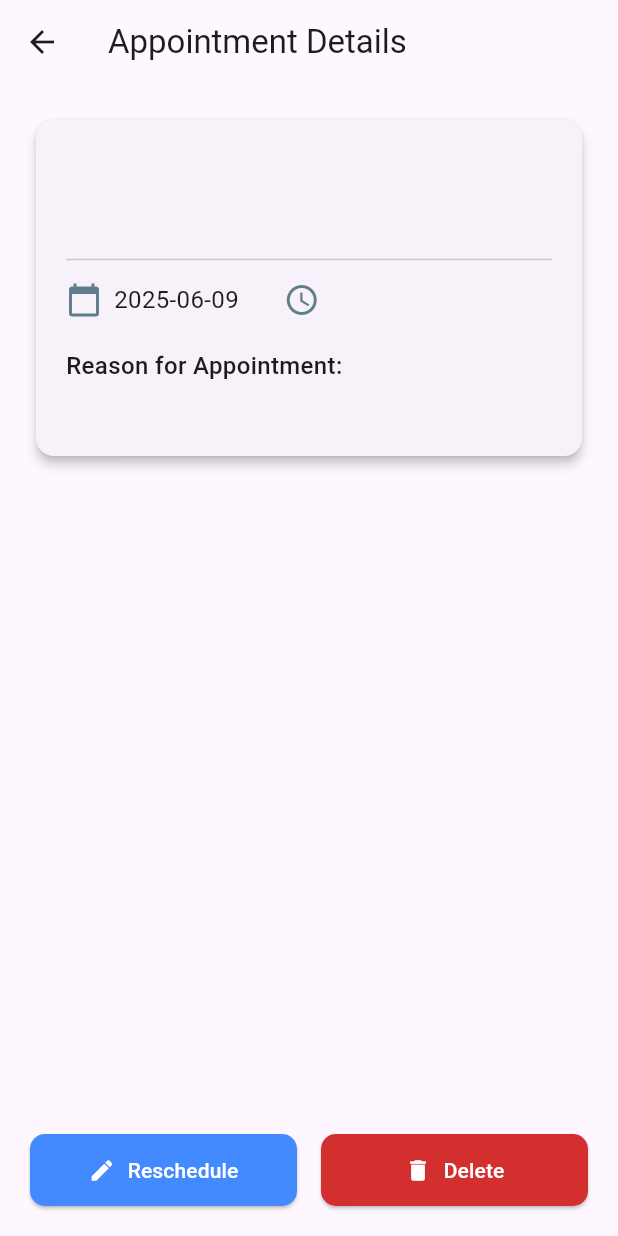
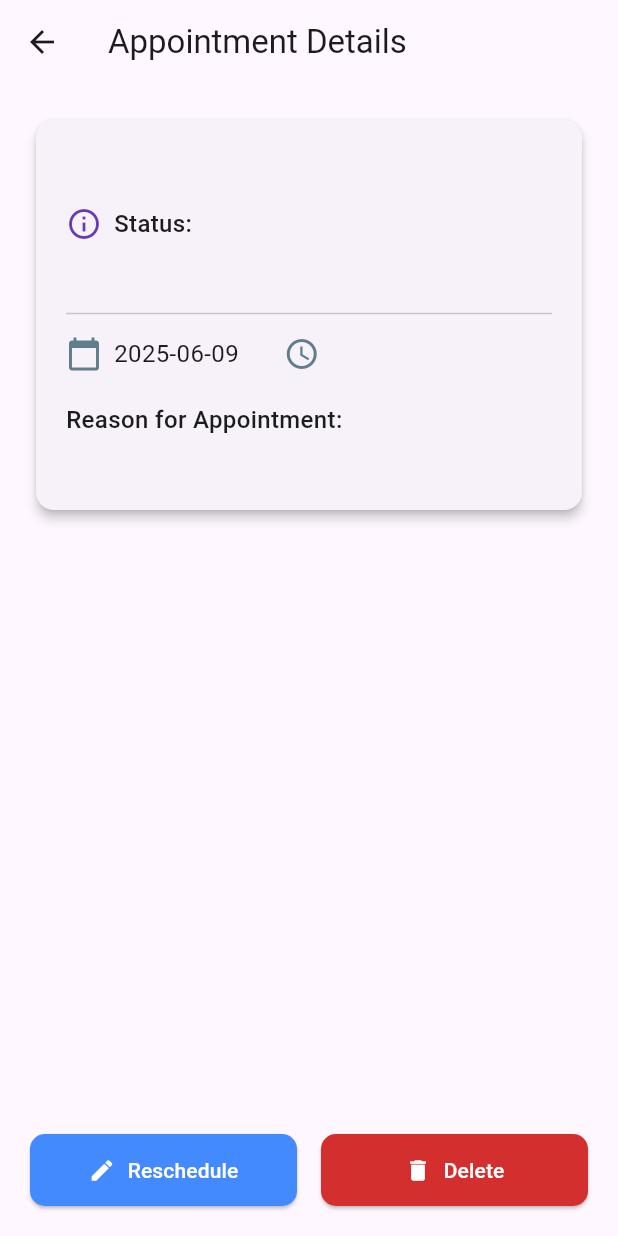
Before and after one commit to Mkasi09/e_hospital, a Flutter app: the AppointmentDetailScreen screen opened directly with empty values, on a phone screen of 412 x 824 dp. Run offline on Flutter 3.47's test engine with Material 3 defaults, Android fonts, the phone set to English and light mode, and no system bars; our stand-ins replace cloud_firestore, firebase_auth, firebase_core, firebase_storage, flutter_typeahead; accounts and stored records are empty.

Commit message:
updated my appointments

```diff
--- a/lib/screens/patient/book/book_appointment.dart
+++ b/lib/screens/patient/book/book_appointment.dart
@@ -118,7 +118,7 @@ class _BookAppointmentScreenState extends State<BookAppointmentScreen> with Sing
           padding: const EdgeInsets.all(16),
           child: Column(
             children: [
-             /* HospitalDropdown(
+              HospitalDropdown(
                 selectedHospital: _selectedHospital,
                 onHospitalSelected: (hospital, doctors) {
                   setState(() {
@@ -126,7 +126,7 @@ class _BookAppointmentScreenState extends State<BookAppointmentScreen> with Sing
                     _selectedDoctor = null;
                   });
                 },
-              ),*/
+              ),
               const SizedBox(height: 16),
               DoctorDropdown(
                 hospital: _selectedHospital,
--- a/lib/screens/patient/book/hospital_dropdown.dart
+++ b/lib/screens/patient/book/hospital_dropdown.dart
@@ -1,4 +1,4 @@
-/*import 'package:flutter/material.dart';
+import 'package:flutter/material.dart';
 import 'package:flutter_typeahead/flutter_typeahead.dart';
 import 'package:cloud_firestore/cloud_firestore.dart';
 
@@ -84,4 +84,3 @@ class HospitalDropdown extends StatelessWidget {
     );
   }
 }
-*/
--- a/lib/screens/patient/home/home.dart
+++ b/lib/screens/patient/home/home.dart
@@ -1,3 +1,4 @@
+import 'package:e_hospital/screens/patient/chat/chats.dart';
 import 'package:e_hospital/screens/patient/my_appointments/appointments.dart';
 import 'package:flutter/material.dart';
 import 'package:url_launcher/url_launcher.dart';
@@ -73,7 +74,9 @@ class PatientHomeScreen extends StatelessWidget {
                   DashboardCard(
                     icon: Icons.chat,
                     label: 'Chat with Doctor',
-                    onTap: () {},
+                    onTap: () {
+                      Navigator.push(context, MaterialPageRoute(builder: (context) => ChatsScreen()),
+                      );},
                   ),
                   DashboardCard(
                     icon: Icons.local_hospital,
--- a/lib/screens/patient/my_appointments/detailed.dart
+++ b/lib/screens/patient/my_appointments/detailed.dart
@@ -30,13 +30,22 @@ class AppointmentDetailScreen extends StatelessWidget {
       }
     }
   }
+  Color _getStatusColor(String? status) {
+    switch (status?.toLowerCase()) {
+      case 'confirmed':
+        return Colors.green;
+      case 'cancelled':
+        return Colors.red;
+      case 'rejected':
+        return Colors.grey;
+      case 'reschedule_required':
+        return Colors.deepOrange;
+      case 'pending':
+      default:
+        return Colors.orange;
+    }
+  }
 
-  void _editAppointment(BuildContext context) {
-    // TODO: Navigate to edit screen or implement edit functionality
-    ScaffoldMessenger.of(context).showSnackBar(
-      const SnackBar(content: Text('Edit feature not implemented yet')),
-    );
-  }
 
   @override
   Widget build(BuildContext context) {
@@ -70,7 +79,29 @@ class AppointmentDetailScreen extends StatelessWidget {
                         color: Colors.black87,
                       ),
                     ),
-                    const SizedBox(height: 4),
+                    const SizedBox(height: 6),
+                    Row(
+                      children: [
+                        const Icon(Icons.info_outline, color: Colors.deepPurple),
+                        const SizedBox(width: 8),
+                        Text(
+                          'Status: ',
+                          style: const TextStyle(
+                            fontWeight: FontWeight.w500,
+                            fontSize: 16,
+                          ),
+                        ),
+                        Text(
+                          data['status'] ?? 'pending',
+                          style: TextStyle(
+                            fontSize: 16,
+                            fontWeight: FontWeight.bold,
+                            color: _getStatusColor(data['status']),
+                          ),
+                        ),
+                      ],
+                    ),
+                    const SizedBox(height: 10),
                     Text(
                       data['hospital'] ?? 'Unknown Hospital',
                       style: const TextStyle(
@@ -107,6 +138,24 @@ class AppointmentDetailScreen extends StatelessWidget {
                 ),
               ),
             ),
+            const SizedBox(height: 8),
+            if ((data['status'] ?? '') == 'reschedule_required') ...[
+              Container(
+                padding: const EdgeInsets.all(12),
+                margin: const EdgeInsets.only(bottom: 10),
+                decoration: BoxDecoration(
+                  color: Colors.deepOrange[100],
+                  borderRadius: BorderRadius.circular(8),
+                ),
+                child: Row(
+                  children: const [
+                    Icon(Icons.warning, color: Colors.deepOrange),
+                    SizedBox(width: 10),
+                    Expanded(child: Text("Doctor unavailable at selected time. Please reschedule."))
+                  ],
+                ),
+              ),
+            ],
             const Spacer(),
             Row(
               children: [
--- a/pubspec.yaml
+++ b/pubspec.yaml
@@ -17,7 +17,7 @@ dependencies:
   firebase_auth: ^5.3.3
   cloud_firestore: ^5.5.8
   url_launcher: ^6.2.6
-  #flutter_typeahead: ^4.2.8
+  flutter_typeahead: ^4.2.8
   intl: ^0.18.0
   file_picker: ^10.1.9
   firebase_storage: ^12.3.6
```
Also changed, not shown: lib/screens/patient/book/appointment_service.dart (+16 -0 lines), lib/screens/patient/book/time_slot_selector.dart (+8 -3 lines), pubspec.lock.
